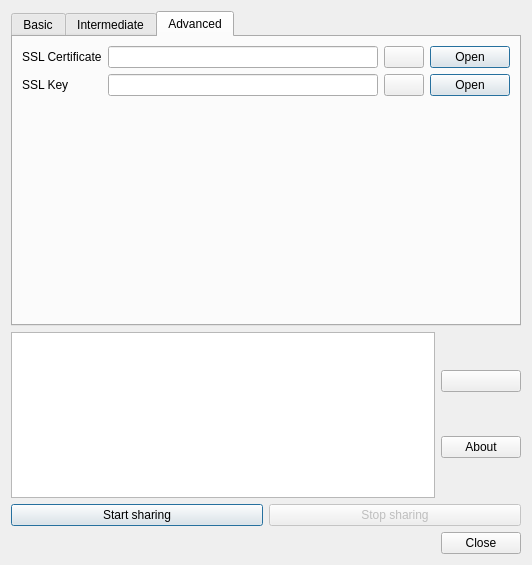
Above: qweborf/qweborf/main.ui from ltworf/weborf before the change. Below: the same form after it.
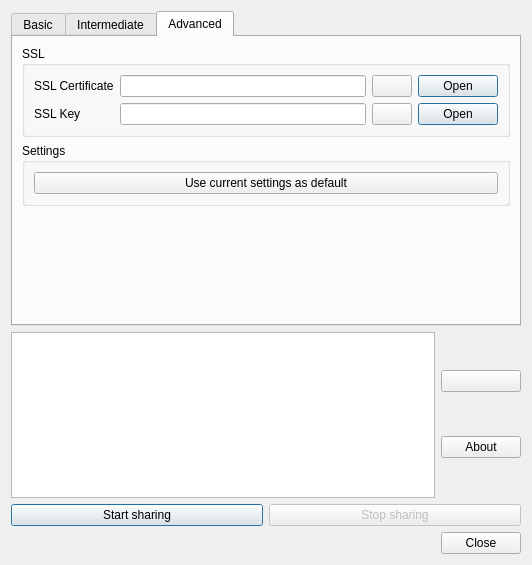
That is the form after the change. The open tabs and pages were chosen to show the change. Icons and pictures are not drawn.

Commit message: Add button to save the default settings

```diff
--- a/qweborf/qweborf/main.ui
+++ b/qweborf/qweborf/main.ui
@@ -309,6 +309,12 @@
       <attribute name="title">
        <string>Advanced</string>
       </attribute>
+      <layout class="QVBoxLayout" name="verticalLayout_7">
+       <item>
+        <widget class="QGroupBox" name="groupBox_4">
+         <property name="title">
+          <string>SSL</string>
+         </property>
       <layout class="QFormLayout" name="formLayout_4">
        <item row="0" column="0">
         <widget class="QLabel" name="label_7">
@@ -412,6 +418,38 @@
        </item>
       </layout>
      </widget>
+       </item>
+       <item>
+        <widget class="QGroupBox" name="groupBox_5">
+         <property name="title">
+          <string>Settings</string>
+         </property>
+         <layout class="QVBoxLayout" name="verticalLayout_5">
+          <item>
+           <widget class="QPushButton" name="cmdSaveSettings">
+            <property name="text">
+             <string>Use current settings as default</string>
+            </property>
+           </widget>
+          </item>
+         </layout>
+        </widget>
+       </item>
+       <item>
+        <spacer name="verticalSpacer">
+         <property name="orientation">
+          <enum>Qt::Vertical</enum>
+         </property>
+         <property name="sizeHint" stdset="0">
+          <size>
+           <width>20</width>
+           <height>116</height>
+          </size>
+         </property>
+        </spacer>
+       </item>
+      </layout>
+     </widget>
     </widget>
    </item>
    <item>
```
Left out of the diff: 85 changed lines with no effect on the pictures. Lines whose indentation alone changed are shown as unchanged.
